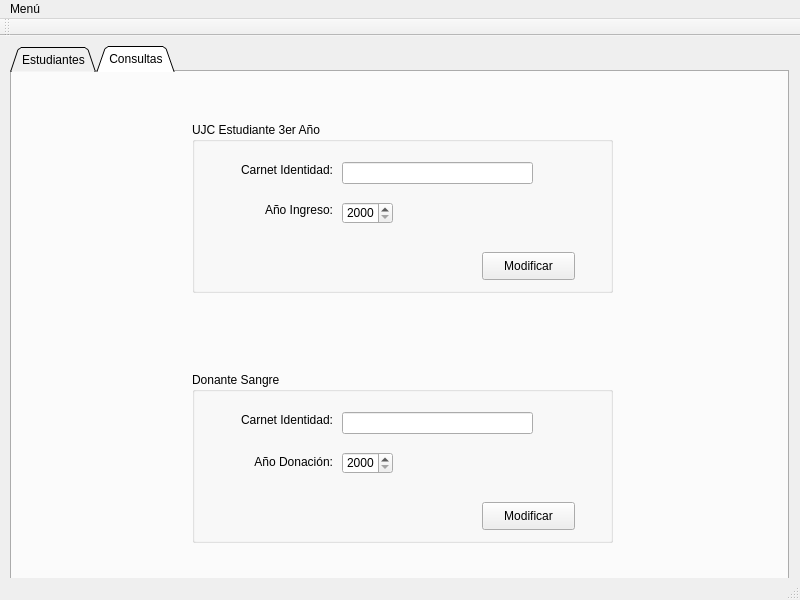
Before: the Qt Designer form Proyecto_Optativa/UfrmMain.ui in RedAlf121/ProyectoFicherosCpp, drawn with Qt 5.
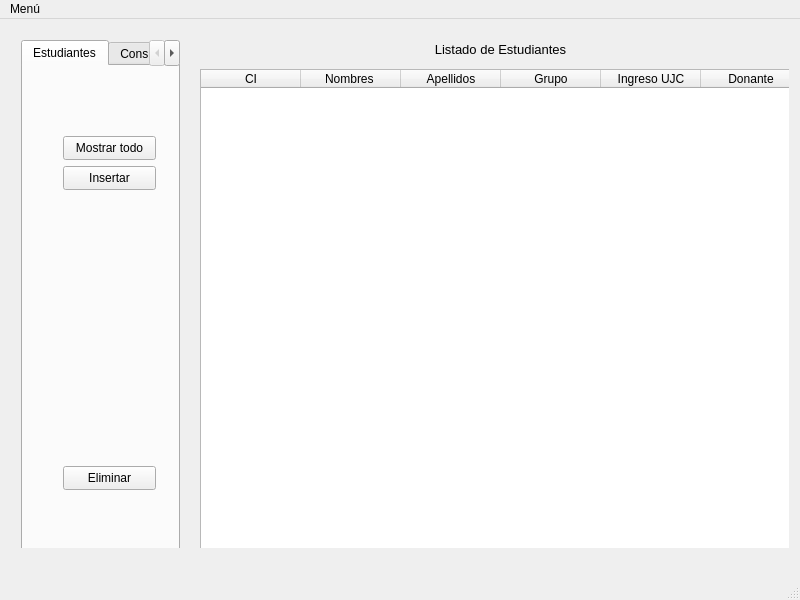
After: the same form once the commit is applied. Icons and pictures are not drawn.

Commit message: Reestructuracion base de la interfaz completa

The edit to the form file:
```diff
--- a/Proyecto_Optativa/UfrmMain.ui
+++ b/Proyecto_Optativa/UfrmMain.ui
@@ -39,35 +39,25 @@
       <x>-1</x>
       <y>-1</y>
       <width>801</width>
-      <height>561</height>
+      <height>541</height>
      </rect>
     </property>
     <layout class="QGridLayout" name="gridLayout">
      <item row="0" column="0">
-      <widget class="QTabWidget" name="tabMain">
+      <widget class="QFrame" name="tabWidget">
        <property name="enabled">
         <bool>true</bool>
        </property>
        <property name="autoFillBackground">
         <bool>false</bool>
        </property>
-       <property name="tabShape">
-        <enum>QTabWidget::Triangular</enum>
-       </property>
-       <property name="currentIndex">
-        <number>1</number>
-       </property>
-       <widget class="QWidget" name="tabEstudiantes">
-        <attribute name="title">
-         <string>Estudiantes</string>
-        </attribute>
         <widget class="QTableWidget" name="tableStudents">
          <property name="geometry">
           <rect>
            <x>190</x>
            <y>40</y>
            <width>601</width>
-           <height>461</height>
+          <height>501</height>
           </rect>
          </property>
          <column>
@@ -122,9 +112,9 @@
         <widget class="QLabel" name="lblTBoard">
          <property name="geometry">
           <rect>
-           <x>190</x>
+          <x>200</x>
            <y>10</y>
-           <width>601</width>
+          <width>581</width>
            <height>21</height>
           </rect>
          </property>
@@ -132,13 +122,48 @@
           <string>&lt;html&gt;&lt;head/&gt;&lt;body&gt;&lt;p align=&quot;center&quot;&gt;&lt;span style=&quot; font-size:10pt;&quot;&gt;Listado de Estudiantes&lt;/span&gt;&lt;/p&gt;&lt;/body&gt;&lt;/html&gt;</string>
          </property>
         </widget>
+       <widget class="QWidget" name="horizontalLayoutWidget">
+        <property name="geometry">
+         <rect>
+          <x>0</x>
+          <y>0</y>
+          <width>181</width>
+          <height>541</height>
+         </rect>
+        </property>
+        <layout class="QHBoxLayout" name="horizontalLayout">
+         <item>
+          <widget class="QTabWidget" name="tabMain">
+           <property name="currentIndex">
+            <number>0</number>
+           </property>
+           <widget class="QWidget" name="tab_students">
+            <attribute name="title">
+             <string>Estudiantes</string>
+            </attribute>
+            <widget class="QPushButton" name="pshBtrDeleteStudent">
+             <property name="geometry">
+              <rect>
+               <x>40</x>
+               <y>400</y>
+               <width>93</width>
+               <height>24</height>
+              </rect>
+             </property>
+             <property name="text">
+              <string>Eliminar</string>
+             </property>
+             <property name="shortcut">
+              <string>Ctrl+A</string>
+             </property>
+            </widget>
         <widget class="QPushButton" name="pshBtrShowEverything">
          <property name="geometry">
           <rect>
-           <x>50</x>
-           <y>40</y>
+               <x>40</x>
+               <y>70</y>
            <width>93</width>
-           <height>28</height>
+               <height>24</height>
           </rect>
          </property>
          <property name="text">
@@ -148,178 +173,65 @@
           <string>Ctrl+A</string>
          </property>
         </widget>
-       </widget>
-       <widget class="QWidget" name="tabConsultas">
+            <widget class="QPushButton" name="pshBtrInsertStudent">
+             <property name="geometry">
+              <rect>
+               <x>40</x>
+               <y>100</y>
+               <width>93</width>
+               <height>24</height>
+              </rect>
+             </property>
+             <property name="text">
+              <string>Insertar</string>
+             </property>
+             <property name="shortcut">
+              <string>Ctrl+A</string>
+             </property>
+            </widget>
+           </widget>
+           <widget class="QWidget" name="tab_queries">
         <attribute name="title">
          <string>Consultas</string>
         </attribute>
-        <widget class="QGroupBox" name="gboxUJC">
-         <property name="enabled">
-          <bool>true</bool>
-         </property>
+            <widget class="QPushButton" name="pshBtrShowEverything_2">
          <property name="geometry">
           <rect>
-           <x>180</x>
-           <y>50</y>
-           <width>421</width>
-           <height>171</height>
-          </rect>
-         </property>
-         <property name="title">
-          <string>UJC Estudiante 3er Año</string>
-         </property>
-         <widget class="QLabel" name="lblCI">
-          <property name="geometry">
-           <rect>
             <x>40</x>
-            <y>40</y>
-            <width>101</width>
-            <height>16</height>
+               <y>70</y>
+               <width>93</width>
+               <height>24</height>
            </rect>
           </property>
           <property name="text">
-           <string>&lt;html&gt;&lt;head/&gt;&lt;body&gt;&lt;p align=&quot;right&quot;&gt;Carnet Identidad:&lt;/p&gt;&lt;/body&gt;&lt;/html&gt;</string>
-          </property>
-         </widget>
-         <widget class="QLabel" name="lblYear">
-          <property name="geometry">
-           <rect>
-            <x>60</x>
-            <y>80</y>
-            <width>81</width>
-            <height>16</height>
-           </rect>
-          </property>
-          <property name="text">
-           <string>&lt;html&gt;&lt;head/&gt;&lt;body&gt;&lt;p align=&quot;right&quot;&gt;Año Ingreso:&lt;/p&gt;&lt;/body&gt;&lt;/html&gt;</string>
-          </property>
-         </widget>
-         <widget class="QSpinBox" name="spinBoxYear">
+              <string>Mostrar todo</string>
+             </property>
+             <property name="shortcut">
+              <string>Ctrl+A</string>
+             </property>
+            </widget>
+            <widget class="QPushButton" name="pshBtrShowSelectQuery">
           <property name="geometry">
            <rect>
-            <x>150</x>
-            <y>80</y>
-            <width>51</width>
-            <height>22</height>
-           </rect>
-          </property>
-          <property name="minimum">
-           <number>2000</number>
-          </property>
-          <property name="maximum">
-           <number>2023</number>
-          </property>
-         </widget>
-         <widget class="QLineEdit" name="lineCI">
-          <property name="geometry">
-           <rect>
-            <x>150</x>
-            <y>40</y>
-            <width>191</width>
-            <height>22</height>
-           </rect>
-          </property>
-         </widget>
-         <widget class="QPushButton" name="pshBtrModify">
-          <property name="geometry">
-           <rect>
-            <x>290</x>
-            <y>130</y>
+               <x>40</x>
+               <y>100</y>
             <width>93</width>
-            <height>28</height>
+               <height>24</height>
            </rect>
           </property>
           <property name="text">
-           <string>Modificar</string>
-          </property>
-         </widget>
-        </widget>
-        <widget class="QGroupBox" name="gboxDonante">
-         <property name="geometry">
-          <rect>
-           <x>180</x>
-           <y>300</y>
-           <width>421</width>
-           <height>171</height>
-          </rect>
-         </property>
-         <property name="title">
-          <string>Donante Sangre</string>
-         </property>
-         <property name="flat">
-          <bool>false</bool>
-         </property>
-         <property name="checkable">
-          <bool>false</bool>
-         </property>
-         <widget class="QLabel" name="lblCI_2">
-          <property name="geometry">
-           <rect>
-            <x>40</x>
-            <y>40</y>
-            <width>101</width>
-            <height>16</height>
-           </rect>
-          </property>
-          <property name="text">
-           <string>&lt;html&gt;&lt;head/&gt;&lt;body&gt;&lt;p align=&quot;right&quot;&gt;Carnet Identidad:&lt;/p&gt;&lt;/body&gt;&lt;/html&gt;</string>
-          </property>
-         </widget>
-         <widget class="QLabel" name="lblYear_2">
-          <property name="geometry">
-           <rect>
-            <x>50</x>
-            <y>80</y>
-            <width>91</width>
-            <height>20</height>
-           </rect>
-          </property>
-          <property name="text">
-           <string>&lt;html&gt;&lt;head/&gt;&lt;body&gt;&lt;p align=&quot;right&quot;&gt;Año Donación:&lt;/p&gt;&lt;/body&gt;&lt;/html&gt;</string>
-          </property>
-         </widget>
-         <widget class="QSpinBox" name="spinBoxYear_2">
-          <property name="geometry">
-           <rect>
-            <x>150</x>
-            <y>80</y>
-            <width>51</width>
-            <height>22</height>
-           </rect>
-          </property>
-          <property name="minimum">
-           <number>2000</number>
-          </property>
-          <property name="maximum">
-           <number>2023</number>
-          </property>
-         </widget>
-         <widget class="QLineEdit" name="lineCI_2">
-          <property name="geometry">
-           <rect>
-            <x>150</x>
-            <y>40</y>
-            <width>191</width>
-            <height>22</height>
-           </rect>
-          </property>
-         </widget>
-         <widget class="QPushButton" name="pshBtrModify_2">
-          <property name="geometry">
-           <rect>
-            <x>290</x>
-            <y>130</y>
-            <width>93</width>
-            <height>28</height>
-           </rect>
-          </property>
-          <property name="text">
-           <string>Modificar</string>
-          </property>
-         </widget>
-        </widget>
-       </widget>
-      </widget>
+              <string>Consulta</string>
+             </property>
+             <property name="shortcut">
+              <string>Ctrl+A</string>
+             </property>
+            </widget>
+           </widget>
+          </widget>
+         </item>
+        </layout>
+       </widget>
+      </widget>
      </item>
     </layout>
    </widget>
@@ -343,14 +255,6 @@
    </widget>
    <addaction name="menuMen"/>
   </widget>
-  <widget class="QToolBar" name="mainToolBar">
-   <attribute name="toolBarArea">
-    <enum>TopToolBarArea</enum>
-   </attribute>
-   <attribute name="toolBarBreak">
-    <bool>false</bool>
-   </attribute>
-  </widget>
   <widget class="QStatusBar" name="statusBar"/>
   <action name="mnuActionInsertStudent">
    <property name="text">
```
Left out of the diff: 3 changed lines with no effect on the pictures. Lines whose indentation alone changed are shown as unchanged. The commit also changes 6 other files.
